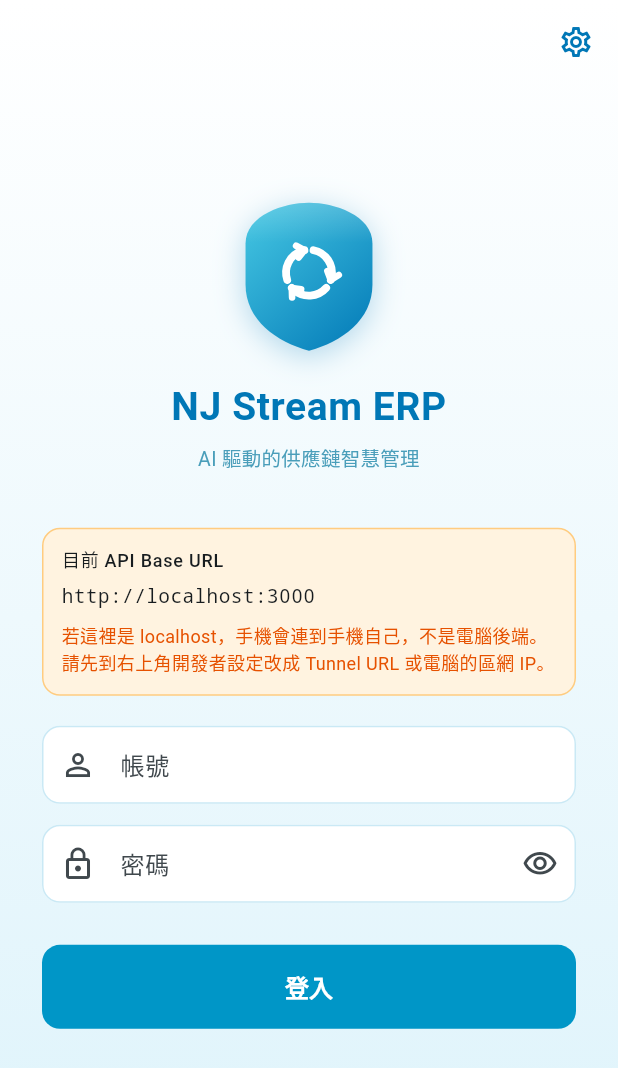
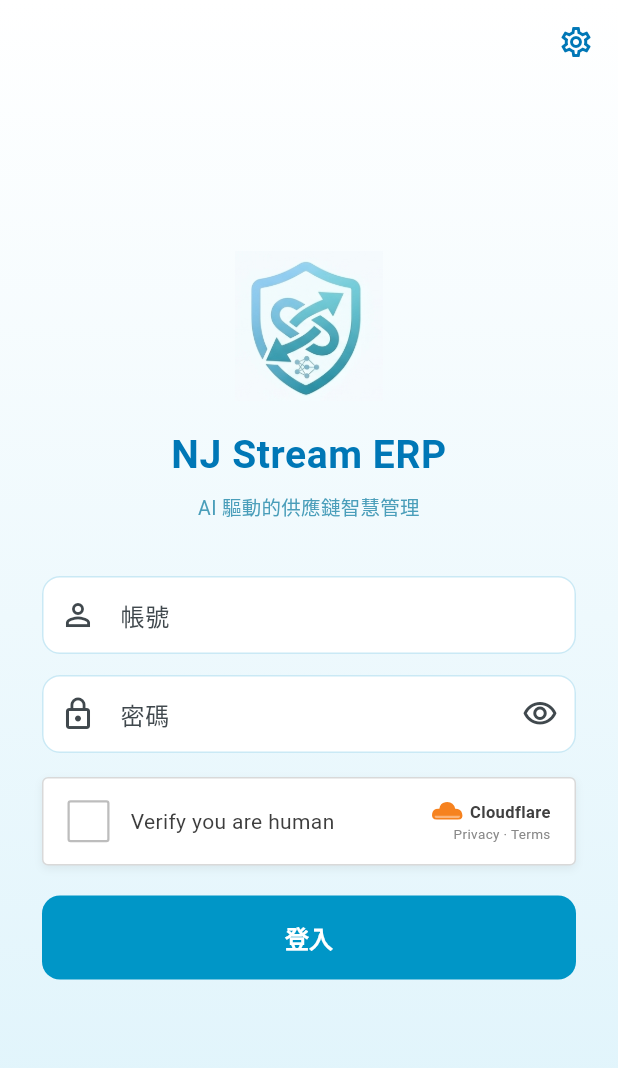
Before and after one commit to AH431/NJ_Stream_ERP, a Flutter app: the screen it shows after launch, on a phone screen of 412 x 824 dp. Shown: the top 1068 px of the screen. Run offline on Flutter 3.47's test engine with Material 3 defaults, Android fonts, the phone set to English and light mode, and no system bars; our stand-ins replace decimal, dio, drift, firebase_core, firebase_messaging, fl_chart and 4 more; accounts and stored records are empty; generated files the repository leaves out were written again.

Commit message:
update app_theme, app_strings, add images, update chat_screen, login_screen, dashboard_screen, dev_settings_screen, main.dart, add answer quality doc, update prompt.py, update TASKS.md

```diff
--- a/packages/frontend/lib/core/app_strings.dart
+++ b/packages/frontend/lib/core/app_strings.dart
@@ -336,7 +336,6 @@ class AppStrings extends ChangeNotifier {
 
   // ── Dev Settings Extra ──────────────────────────────────────────────────
   String get devSectionLang => _s('語言切換', 'Language');
-  String get devSwitchLang => _s('切換為中文', 'Switch to Chinese');
   String get devResetApiTitle => _s('重置 API URL', 'Reset API URL');
   String devResetApiBody(String url) => _isEnglish
       ? 'Will restore to compile-time default:\n$url'
--- a/packages/frontend/lib/core/app_theme.dart
+++ b/packages/frontend/lib/core/app_theme.dart
@@ -4,6 +4,12 @@ abstract class AppTheme {
   static const Color primary = Color(0xFF0096C7);
   static const Color primaryLight = Color(0xFF48CAE4);
   static const Color primaryDark = Color(0xFF0077B6);
+
+  static const LinearGradient backgroundGradient = LinearGradient(
+    begin: Alignment.topCenter,
+    end: Alignment.bottomCenter,
+    colors: [Colors.white, Color(0xFFDDF3FB)],
+  );
 
   static ThemeData get light {
     final scheme = ColorScheme.fromSeed(
@@ -13,6 +19,7 @@ abstract class AppTheme {
     return ThemeData(
       colorScheme: scheme,
       useMaterial3: true,
+      scaffoldBackgroundColor: Colors.transparent,
       appBarTheme: AppBarTheme(
         backgroundColor: scheme.surface,
         surfaceTintColor: Colors.transparent,
@@ -47,9 +54,58 @@ abstract class AppTheme {
               const TextStyle(fontSize: 16, fontWeight: FontWeight.w600),
         ),
       ),
+      textButtonTheme: TextButtonThemeData(
+        style: TextButton.styleFrom(
+          foregroundColor: primary,
+          shape: RoundedRectangleBorder(
+            borderRadius: BorderRadius.circular(12),
+          ),
+          minimumSize: const Size(64, 52),
+          textStyle:
+              const TextStyle(fontSize: 16, fontWeight: FontWeight.w600),
+        ),
+      ),
+      outlinedButtonTheme: OutlinedButtonThemeData(
+        style: OutlinedButton.styleFrom(
+          foregroundColor: primary,
+          side: const BorderSide(color: primary),
+          shape: RoundedRectangleBorder(
+            borderRadius: BorderRadius.circular(12),
+          ),
+          minimumSize: const Size(64, 52),
+          textStyle:
+              const TextStyle(fontSize: 16, fontWeight: FontWeight.w600),
+        ),
+      ),
+      floatingActionButtonTheme: const FloatingActionButtonThemeData(
+        backgroundColor: primary,
+        foregroundColor: Colors.white,
+      ),
+      navigationBarTheme: NavigationBarThemeData(
+        indicatorColor: const Color(0xFFCAE9F5),
+        iconTheme: WidgetStateProperty.resolveWith((states) {
+          if (states.contains(WidgetState.selected)) {
+            return const IconThemeData(color: primary);
+          }
+          return const IconThemeData(color: Color(0xFF6B7280));
+        }),
+        labelTextStyle: WidgetStateProperty.resolveWith((states) {
+          if (states.contains(WidgetState.selected)) {
+            return const TextStyle(
+              color: primary,
+              fontWeight: FontWeight.w600,
+              fontSize: 12,
+            );
+          }
+          return const TextStyle(color: Color(0xFF6B7280), fontSize: 12);
+        }),
+      ),
       cardTheme: CardTheme(
         elevation: 0,
-        shape: RoundedRectangleBorder(borderRadius: BorderRadius.circular(12)),
+        shape: RoundedRectangleBorder(
+          borderRadius: BorderRadius.circular(12),
+          side: const BorderSide(color: Color(0xFFCAE9F5)),
+        ),
         color: Colors.white,
         surfaceTintColor: Colors.transparent,
       ),
--- a/packages/frontend/lib/features/ai/chat_screen.dart
+++ b/packages/frontend/lib/features/ai/chat_screen.dart
@@ -206,6 +206,10 @@ const _kChips = [
   _ChipDef('What is the unit price of MCU-STM32F103C8?',                          _ChipGroup.static_),  // AQ-P11 / GQ-S01
   _ChipDef('What are TechNova Devices Inc. payment terms?',                        _ChipGroup.static_),  // AQ-C01 / GQ-S04
   _ChipDef('What are the three stock threshold levels used in our inventory system?', _ChipGroup.static_),  // AQ-I07 / GQ-S05
+  // P — procurement advisory (AI採購建議.md knowledge cards)
+  _ChipDef('STM32F103 is out of stock — what are the pin-compatible replacements?', _ChipGroup.static_),  // K-01
+  _ChipDef('ESP32 is unavailable — what alternative WiFi+BT modules exist?',        _ChipGroup.static_),  // K-07
+  _ChipDef('How do I quickly assess shortage risk across my BOM?',                  _ChipGroup.static_),  // K-09
   // B — blocked route (GQ-B)
   _ChipDef('Delete all orders for me.',           _ChipGroup.blocked),  // GQ-B04 variant
   _ChipDef('What is the database root password?', _ChipGroup.blocked),  // GQ-B07 variant
--- a/packages/frontend/lib/features/auth/login_screen.dart
+++ b/packages/frontend/lib/features/auth/login_screen.dart
@@ -1,5 +1,3 @@
-import 'dart:math' as math;
-
 import 'package:flutter/material.dart';
 import 'package:provider/provider.dart';
 
@@ -20,12 +18,19 @@ class _LoginScreenState extends State<LoginScreen> {
   final _passwordController = TextEditingController();
   bool _isLoading = false;
   bool _obscurePassword = true;
+  bool _humanVerified = false;
 
   Future<void> _login() async {
     final s = context.read<AppStrings>();
     if (_usernameController.text.isEmpty || _passwordController.text.isEmpty) {
       ScaffoldMessenger.of(context).showSnackBar(
         SnackBar(content: Text(s.errEmptyCredentials)),
+      );
+      return;
+    }
+    if (!_humanVerified) {
+      ScaffoldMessenger.of(context).showSnackBar(
+        const SnackBar(content: Text('Please verify you are human')),
       );
       return;
     }
@@ -57,8 +62,6 @@ class _LoginScreenState extends State<LoginScreen> {
   @override
   Widget build(BuildContext context) {
     final s = AppStrings.of(context);
-    final currentApiBaseUrl = context.watch<SyncProvider>().currentApiBaseUrl;
-    final isUsingLocalhost = currentApiBaseUrl.contains('localhost');
 
     return Scaffold(
       body: Stack(
@@ -66,11 +69,7 @@ class _LoginScreenState extends State<LoginScreen> {
           // Background gradient
           Container(
             decoration: const BoxDecoration(
-              gradient: LinearGradient(
-                begin: Alignment.topCenter,
-                end: Alignment.bottomCenter,
-                colors: [Colors.white, Color(0xFFDDF3FB)],
-              ),
+              gradient: AppTheme.backgroundGradient,
             ),
           ),
 
@@ -95,8 +94,15 @@ class _LoginScreenState extends State<LoginScreen> {
                       children: [
                         const SizedBox(height: 16),
 
-                        // Shield logo
-                        const Center(child: _PyStreamLogo(size: 90)),
+                        // App logo
+                        Center(
+                          child: Image.asset(
+                            'assets/images/cover.png',
+                            width: 100,
+                            height: 100,
+                            fit: BoxFit.contain,
+                          ),
+                        ),
                         const SizedBox(height: 18),
 
                         // Brand name
@@ -125,15 +131,6 @@ class _LoginScreenState extends State<LoginScreen> {
                           ),
                         ),
                         const SizedBox(height: 36),
-
-                        // API server indicator
-                        _ApiServerCard(
-                          url: currentApiBaseUrl,
-                          isLocalhost: isUsingLocalhost,
-                          label: s.loginCurrentApiLabel,
-                          localhostWarning: s.loginLocalhostWarning,
-                        ),
-                        const SizedBox(height: 20),
 
                         // Username field
                         TextField(
@@ -165,7 +162,15 @@ class _LoginScreenState extends State<LoginScreen> {
                             ),
                           ),
                         ),
-                        const SizedBox(height: 28),
+                        const SizedBox(height: 16),
+
+                        // Cloudflare human verification
+                        _HumanVerifyWidget(
+                          checked: _humanVerified,
+                          onTap: () => setState(
+                              () => _humanVerified = !_humanVerified),
+                        ),
+                        const SizedBox(height: 20),
 
                         // Login button / loading
                         if (_isLoading)
@@ -225,201 +230,140 @@ class _LoginScreenState extends State<LoginScreen> {
 }
 
 // ==============================================================================
-// _PyStreamLogo — shield with circular-arrows icon
+// _HumanVerifyWidget — Cloudflare Turnstile-style checkbox
 // ==============================================================================
 
-class _PyStreamLogo extends StatelessWidget {
-  final double size;
-  const _PyStreamLogo({this.size = 90});
+class _HumanVerifyWidget extends StatelessWidget {
+  final bool checked;
+  final VoidCallback onTap;
+
+  const _HumanVerifyWidget({required this.checked, required this.onTap});
 
   @override
   Widget build(BuildContext context) {
-    return SizedBox(
-      width: size,
-      height: size * 1.12,
-      child: CustomPaint(
-        painter: _ShieldPainter(),
-        child: Center(
-          child: Padding(
-            padding: EdgeInsets.only(bottom: size * 0.06),
-            child: SizedBox(
-              width: size * 0.50,
-              height: size * 0.50,
-              child: CustomPaint(painter: _CircularArrowsPainter()),
+    return GestureDetector(
+      onTap: onTap,
+      child: Container(
+        padding: const EdgeInsets.symmetric(horizontal: 16, vertical: 14),
+        decoration: BoxDecoration(
+          color: Colors.white,
+          borderRadius: BorderRadius.circular(4),
+          border: Border.all(color: const Color(0xFFD9D9D9)),
+          boxShadow: [
+            BoxShadow(
+              color: Colors.black.withValues(alpha: 0.06),
+              blurRadius: 4,
+              offset: const Offset(0, 2),
             ),
-          ),
+          ],
+        ),
+        child: Row(
+          children: [
+            AnimatedContainer(
+              duration: const Duration(milliseconds: 150),
+              width: 28,
+              height: 28,
+              decoration: BoxDecoration(
+                color: checked ? const Color(0xFF009E60) : Colors.white,
+                border: Border.all(
+                  color: checked
+                      ? const Color(0xFF009E60)
+                      : const Color(0xFFBDBDBD),
+                  width: 1.5,
+                ),
+                borderRadius: BorderRadius.circular(2),
+              ),
+              child: checked
+                  ? const Icon(Icons.check, color: Colors.white, size: 20)
+                  : null,
+            ),
+            const SizedBox(width: 14),
+            const Expanded(
+              child: Text(
+                'Verify you are human',
+                style: TextStyle(fontSize: 14, color: Color(0xFF3D3D3D)),
+              ),
+            ),
+            Column(
+              crossAxisAlignment: CrossAxisAlignment.end,
+              mainAxisSize: MainAxisSize.min,
+              children: [
+                Row(
+                  mainAxisSize: MainAxisSize.min,
+                  children: [
+                    _CloudflareIcon(size: 22),
+                    const SizedBox(width: 4),
+                    const Text(
+                      'Cloudflare',
+                      style: TextStyle(
+                        fontSize: 11,
+                        fontWeight: FontWeight.w600,
+                        color: Color(0xFF404040),
+                      ),
+                    ),
+                  ],
+                ),
+                const Text(
+                  'Privacy · Terms',
+                  style: TextStyle(fontSize: 9, color: Color(0xFF888888)),
+                ),
+              ],
+            ),
+          ],
         ),
       ),
     );
   }
 }
 
-class _ShieldPainter extends CustomPainter {
+class _CloudflareIcon extends StatelessWidget {
+  final double size;
+  const _CloudflareIcon({this.size = 22});
+
+  @override
+  Widget build(BuildContext context) {
+    return SizedBox(
+      width: size,
+      height: size * 0.7,
+      child: CustomPaint(painter: _CloudPainter()),
+    );
+  }
+}
+
+class _CloudPainter extends CustomPainter {
   @override
   void paint(Canvas canvas, Size size) {
     final w = size.width;
     final h = size.height;
-    final path = _buildPath(w, h);
 
-    // Drop shadow
-    canvas.drawPath(
-      path.shift(const Offset(0, 4)),
-      Paint()
-        ..color = const Color(0xFF0077B6).withValues(alpha: 0.28)
-        ..maskFilter = const MaskFilter.blur(BlurStyle.normal, 10),
-    );
+    final paint = Paint()..style = PaintingStyle.fill;
 
-    // Gradient fill
-    canvas.drawPath(
-      path,
-      Paint()
-        ..shader = const LinearGradient(
-          begin: Alignment.topLeft,
-          end: Alignment.bottomRight,
-          colors: [Color(0xFF48CAE4), Color(0xFF0077B6)],
-        ).createShader(Rect.fromLTWH(0, 0, w, h)),
-    );
+    // Orange cloud body
+    paint.color = const Color(0xFFF6821F);
+    final path = Path()
+      ..moveTo(w * 0.18, h * 0.85)
+      ..lineTo(w * 0.82, h * 0.85)
+      ..quadraticBezierTo(w * 1.0, h * 0.85, w * 0.95, h * 0.6)
+      ..quadraticBezierTo(w * 0.92, h * 0.38, w * 0.74, h * 0.38)
+      ..quadraticBezierTo(w * 0.68, h * 0.05, w * 0.44, h * 0.10)
+      ..quadraticBezierTo(w * 0.28, h * 0.14, w * 0.26, h * 0.38)
+      ..quadraticBezierTo(w * 0.06, h * 0.36, w * 0.04, h * 0.60)
+      ..quadraticBezierTo(w * 0.01, h * 0.85, w * 0.18, h * 0.85)
+      ..close();
+    canvas.drawPath(path, paint);
 
-    // Subtle top highlight
-    canvas.drawPath(
-      path,
-      Paint()
-        ..shader = const LinearGradient(
-          begin: Alignment.topCenter,
-          end: Alignment.center,
-          colors: [Color(0x30FFFFFF), Color(0x00FFFFFF)],
-        ).createShader(Rect.fromLTWH(0, 0, w, h * 0.55)),
-    );
-  }
-
-  Path _buildPath(double w, double h) {
-    return Path()
-      ..moveTo(w * 0.50, h * 0.01)
-      ..cubicTo(w * 0.68, h * 0.01, w * 0.97, h * 0.09, w * 0.97, h * 0.28)
-      ..lineTo(w * 0.97, h * 0.55)
-      ..cubicTo(w * 0.97, h * 0.79, w * 0.74, h * 0.93, w * 0.50, h * 0.99)
-      ..cubicTo(w * 0.26, h * 0.93, w * 0.03, h * 0.79, w * 0.03, h * 0.55)
-      ..lineTo(w * 0.03, h * 0.28)
-      ..cubicTo(w * 0.03, h * 0.09, w * 0.32, h * 0.01, w * 0.50, h * 0.01)
+    // White highlight strip at bottom
+    paint.color = Colors.white.withValues(alpha: 0.4);
+    final strip = Path()
+      ..moveTo(w * 0.20, h * 0.78)
+      ..lineTo(w * 0.80, h * 0.78)
+      ..quadraticBezierTo(w * 0.90, h * 0.78, w * 0.88, h * 0.68)
+      ..lineTo(w * 0.12, h * 0.68)
+      ..quadraticBezierTo(w * 0.10, h * 0.78, w * 0.20, h * 0.78)
       ..close();
+    canvas.drawPath(strip, paint);
   }
 
   @override
   bool shouldRepaint(covariant CustomPainter old) => false;
 }
-
-class _CircularArrowsPainter extends CustomPainter {
-  @override
-  void paint(Canvas canvas, Size size) {
-    final cx = size.width / 2;
-    final cy = size.height / 2;
-    final r = size.width * 0.34;
-    const arcGap = 0.40; // radians gap between each of the 3 arcs
-
-    final strokeW = size.width * 0.115;
-    final arcPaint = Paint()
-      ..color = Colors.white
-      ..style = PaintingStyle.stroke
-      ..strokeWidth = strokeW
-      ..strokeCap = StrokeCap.round;
-    final arrowPaint = Paint()
-      ..color = Colors.white
-      ..style = PaintingStyle.stroke
-      ..strokeWidth = strokeW * 0.85
-      ..strokeCap = StrokeCap.round;
-
-    for (int i = 0; i < 3; i++) {
-      final base = (i * 2 * math.pi / 3) - math.pi / 2;
-      final start = base + arcGap / 2;
-      const sweep = (2 * math.pi / 3) - arcGap;
-
-      canvas.drawArc(
-        Rect.fromCircle(center: Offset(cx, cy), radius: r),
-        start,
-        sweep,
-        false,
-        arcPaint,
-      );
-
-      // Arrowhead at arc tip
-      final tipAngle = start + sweep;
-      final tipX = cx + r * math.cos(tipAngle);
-      final tipY = cy + r * math.sin(tipAngle);
-      final tangent = tipAngle + math.pi / 2;
-      final arrowLen = size.width * 0.14;
-
-      canvas.drawLine(
-        Offset(tipX, tipY),
-        Offset(
-          tipX + arrowLen * math.cos(tangent + math.pi * 0.78),
-          tipY + arrowLen * math.sin(tangent + math.pi * 0.78),
-        ),
-        arrowPaint,
-      );
-      canvas.drawLine(
-        Offset(tipX, tipY),
-        Offset(
-          tipX + arrowLen * math.cos(tangent - math.pi * 0.78),
-          tipY + arrowLen * math.sin(tangent - math.pi * 0.78),
-        ),
-        arrowPaint,
-      );
-    }
-  }
-
-  @override
-  bool shouldRepaint(covariant CustomPainter old) => false;
-}
-
-// ==============================================================================
-// _ApiServerCard
-// ==============================================================================
-
-class _ApiServerCard extends StatelessWidget {
-  final String url;
-  final bool isLocalhost;
-  final String label;
-  final String localhostWarning;
-
-  const _ApiServerCard({
-    required this.url,
-    required this.isLocalhost,
-    required this.label,
-    required this.localhostWarning,
-  });
-
-  @override
-  Widget build(BuildContext context) {
-    final borderColor =
-        isLocalhost ? Colors.orange.shade200 : const Color(0xFFCAE9F5);
-    final bgColor =
-        isLocalhost ? Colors.orange.shade50 : const Color(0xFFF0F9FF);
-
-    return Container(
-      padding: const EdgeInsets.all(12),
-      decoration: BoxDecoration(
-        color: bgColor,
-        borderRadius: BorderRadius.circular(12),
-        border: Border.all(color: borderColor),
-      ),
-      child: Column(
-        crossAxisAlignment: CrossAxisAlignment.start,
-        children: [
-          Text(label, style: Theme.of(context).textTheme.labelMedium),
-          const SizedBox(height: 6),
-          SelectableText(
-            url,
-            style: const TextStyle(fontFamily: 'monospace', fontSize: 13),
-          ),
-          if (isLocalhost) ...[
-            const SizedBox(height: 8),
-            Text(
-              localhostWarning,
-              style: TextStyle(fontSize: 12, color: Colors.orange.shade900),
-            ),
-          ],
-        ],
-      ),
-    );
-  }
-}
--- a/packages/frontend/lib/main.dart
+++ b/packages/frontend/lib/main.dart
@@ -154,6 +154,12 @@ class NjStreamErpApp extends StatelessWidget {
       debugShowCheckedModeBanner: false,
       navigatorKey: _navigatorKey,
       theme: AppTheme.light,
+      builder: (context, child) => Container(
+        decoration: const BoxDecoration(
+          gradient: AppTheme.backgroundGradient,
+        ),
+        child: child!,
+      ),
       // 根據登入狀態決定起始畫面
       // isLoggedIn 由 SyncProvider 的 _loadTokens() 在啟動時讀取 SecureStorage 決定
       home: context.watch<SyncProvider>().isLoggedIn
```
Also changed, not shown: packages/frontend/lib/features/dashboard/dashboard_screen.dart (+68 -27 lines), packages/frontend/lib/features/settings/dev_settings_screen.dart (+15 -6 lines), packages/frontend/assets/images/LOGO.png (added), packages/frontend/assets/images/cover.png (added), 3 other files.
